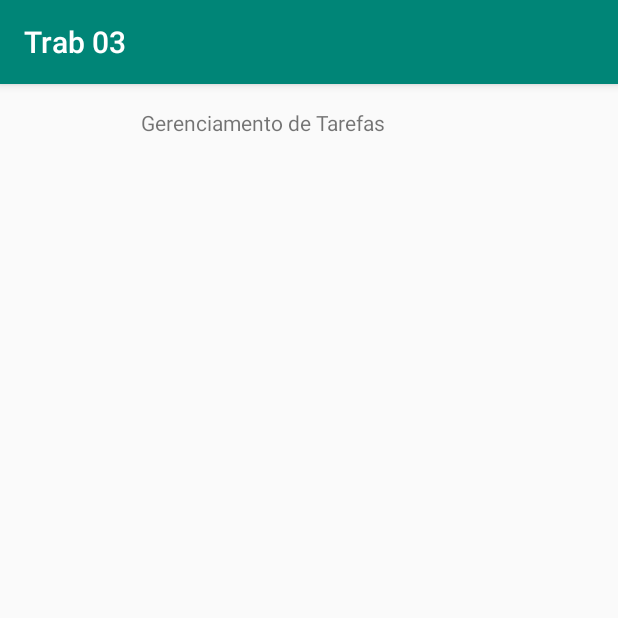
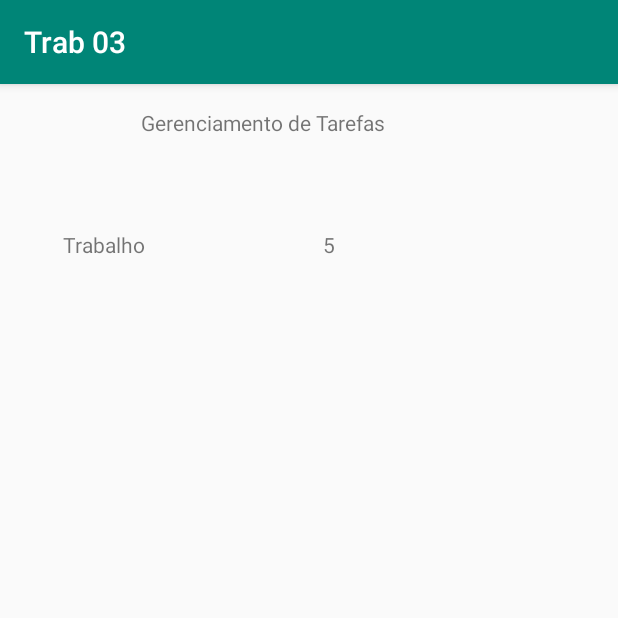
Before and after one commit to ufjf-dcc196/2019-1-dcc196-trb2-RomuloLASS, an Android app: the screen it shows after launch (MainActivity), on a phone screen of 412 x 824 dp, the top half of it. Run offline under Robolectric (Android 15) with nearby library versions, the phone set to English and light mode, and no system bars.

Commit message:
Mostrando os dados na tela pricipal

```diff
--- a/app/src/main/java/br/ufjf/dcc196/trab03/MainActivity.java
+++ b/app/src/main/java/br/ufjf/dcc196/trab03/MainActivity.java
@@ -1,8 +1,13 @@
 package br.ufjf.dcc196.trab03;
 
+import android.content.ContentValues;
+import android.database.Cursor;
+import android.database.sqlite.SQLiteDatabase;
 import android.support.v7.app.AppCompatActivity;
 import android.os.Bundle;
+import android.support.v7.widget.LinearLayoutManager;
 import android.support.v7.widget.RecyclerView;
+import android.widget.Button;
 
 public class MainActivity extends AppCompatActivity {
 
@@ -10,7 +15,34 @@ public class MainActivity extends AppCompatActivity {
     protected void onCreate(Bundle savedInstanceState) {
         super.onCreate(savedInstanceState);
         setContentView(R.layout.activity_main);
+        Button btnRegister = findViewById(R.id.btnRegister);
+        TarefasDBHelper helper = new TarefasDBHelper(getApplicationContext());
+        SQLiteDatabase db = helper.getWritableDatabase();
+
+        ContentValues values = new ContentValues();
+        values.put(TarefasContract.Tarefas.COLLUMN_TITULO, "Trabalho");
+        values.put(TarefasContract.Tarefas.COLLUMN_DESCRICACAO, "Trabalho de Lab Android");
+        values.put(TarefasContract.Tarefas.COLLUMN_GRAU, "5");
+        values.put(TarefasContract.Tarefas.COLLUMN_DATAATUAL, "2019-05-23 20:56");
+        values.put(TarefasContract.Tarefas.COLLUMN_DATALIMITE, "2019-06-32 20:56");
+
+        db.insert(TarefasContract.Tarefas.TABLE_NAME, null, values);
+
+        String[] campos = {
+                TarefasContract.Tarefas.COLLUMN_TITULO,
+                TarefasContract.Tarefas.COLLUMN_DESCRICACAO,
+                TarefasContract.Tarefas.COLLUMN_GRAU,
+                TarefasContract.Tarefas.COLLUMN_DATAATUAL,
+                TarefasContract.Tarefas.COLLUMN_DATALIMITE,
+        };
+
+        Cursor cursor = db.query(TarefasContract.Tarefas.TABLE_NAME, campos, null, null, null, null, null);
+
+        TarefasAdapter adapter = new TarefasAdapter(cursor);
         RecyclerView recyclerView = findViewById(R.id.rvTask);
+        recyclerView.setAdapter(adapter);
+        recyclerView.setLayoutManager(new LinearLayoutManager(this));
+
 
     }
 }
--- a/app/src/main/java/br/ufjf/dcc196/trab03/Tarefas.java
+++ b/app/src/main/java/br/ufjf/dcc196/trab03/Tarefas.java
@@ -5,6 +5,8 @@ public class Tarefas {
     private String titulo;
     private String descricao;
     private String grau;
+    private String dataHoraLimite;
+    private String dataHoraAtual;
 
     public Tarefas(){}
 
--- a/app/src/main/java/br/ufjf/dcc196/trab03/TarefasAdapter.java
+++ b/app/src/main/java/br/ufjf/dcc196/trab03/TarefasAdapter.java
@@ -9,9 +9,13 @@ import android.support.v7.widget.RecyclerView;
 import android.view.LayoutInflater;
 import android.view.View;
 import android.view.ViewGroup;
+import android.widget.TextView;
+
+import org.w3c.dom.Text;
 
 public class TarefasAdapter extends RecyclerView.Adapter<TarefasAdapter.TarefasViewHolder> {
     private Cursor cursor;
+    public OnTarefasClickListener listener;
 
     public TarefasAdapter(Cursor c){
         this.cursor = c;
@@ -27,13 +31,35 @@ public class TarefasAdapter extends RecyclerView.Adapter<TarefasAdapter.TarefasV
     public TarefasViewHolder onCreateViewHolder(@NonNull ViewGroup viewGroup, int i) {
         Context context = viewGroup.getContext();
         LayoutInflater inflater = LayoutInflater.from(context);
-        View view = inflater.inflate(R.layout.)
-        return null;
+        View view = inflater.inflate(R.layout.tarefas_layout, viewGroup, false);
+        TarefasViewHolder viewHolder = new TarefasViewHolder(view);
+        return viewHolder;
     }
 
     @Override
     public void onBindViewHolder(@NonNull TarefasViewHolder tarefasViewHolder, int i) {
-
+        int idTitulo = cursor.getColumnIndex(TarefasContract.Tarefas.COLLUMN_TITULO);
+        int idGrau = cursor.getColumnIndex(TarefasContract.Tarefas.COLLUMN_GRAU);
+        cursor.moveToPosition(i);
+        tarefasViewHolder.txtTitulo.setText(cursor.getString(idTitulo));
+        tarefasViewHolder.txtGrau.setText(cursor.getString(idGrau));
+        /*
+        int idAno = cursor.getColumnIndex(PlanejamentosContract.Planejamentos.COLLUMN_ANO);
+        int idSemestre = cursor.getColumnIndex(PlanejamentosContract.Planejamentos.COLLUMN_SEMESTRE);
+        int idHoras = cursor.getColumnIndex(PlanejamentosContract.Planejamentos.COLLUMN_HORAS);
+        int idLinguas = cursor.getColumnIndex(PlanejamentosContract.Planejamentos.COLLUMN_LINGUAS);
+        int idHumanas = cursor.getColumnIndex(PlanejamentosContract.Planejamentos.COLLUMN_HUMANAS);
+        int idExatas = cursor.getColumnIndex(PlanejamentosContract.Planejamentos.COLLUMN_EXATAS);
+        int idSaude = cursor.getColumnIndex(PlanejamentosContract.Planejamentos.COLLUMN_SAUDE);
+        cursor.moveToPosition(position);
+        holder.txtAno.setText(cursor.getString(idAno));
+        holder.txtSemestre.setText(cursor.getString(idSemestre));
+        holder.txtHoras.setText(cursor.getString(idHoras));
+        holder.txtLinguas.setText(cursor.getString(idLinguas));
+        holder.txtHumanas.setText(cursor.getString(idHumanas));
+        holder.txtExatas.setText(cursor.getString(idExatas));
+        holder.txtSaude.setText(cursor.getString(idSaude));
+        */
     }
 
     @Override
@@ -42,8 +68,30 @@ public class TarefasAdapter extends RecyclerView.Adapter<TarefasAdapter.TarefasV
     }
 
     public class TarefasViewHolder extends RecyclerView.ViewHolder {
+        public TextView txtTitulo;
+        public TextView txtGrau;
         public TarefasViewHolder(final View itemView) {
             super(itemView);
+            txtTitulo = itemView.findViewById(R.id.txtTitle);
+            txtGrau = itemView.findViewById(R.id.txtLevel);
+
+            itemView.setOnClickListener(new View.OnClickListener() {
+                @Override
+                public void onClick(View v) {
+                    int position = getAdapterPosition();
+                    if (position != RecyclerView.NO_POSITION){
+
+                    }
+                }
+            });
         }
     }
+
+    public interface OnTarefasClickListener {
+        void onTarefaClickListener(View tarefaView, int position);
+    }
+
+    public void setOnPlanejamentoClickListener(OnTarefasClickListener listener){
+        this.listener = listener;
+    }
 }
--- a/app/src/main/java/br/ufjf/dcc196/trab03/TarefasContract.java
+++ b/app/src/main/java/br/ufjf/dcc196/trab03/TarefasContract.java
@@ -10,15 +10,12 @@ public class TarefasContract {
         public static final String COLLUMN_TITULO = "titulo";
         public static final String COLLUMN_DESCRICACAO = "descricacao";
         public static final String COLLUMN_GRAU = "grau";
-        /*
         public static final String COLLUMN_DATALIMITE = "datalimite";
-        public static final String COLLUMN_HORALIMITE = "horalimite";
         public static final String COLLUMN_DATAATUAL = "dataatual";
-        public static final String COLLUMN_HORAATUAL = "horaatual";
-        public static final String COLLUMN TAG = "tag";
-        */
+//        public static final String COLLUMN_TAG = "tag";
+
         //Criação da tabela
-        public static final String CREATE_TABLE = String.format("CREATE TABLE %s (%s INTEGER PRIMARY KEY AUTOINCREMENT, %s TEXT, %s TEXT, %s TEXT)", TABLE_NAME, _ID, COLLUMN_TITULO, COLLUMN_DESCRICACAO, COLLUMN_GRAU);
+        public static final String CREATE_TABLE = String.format("CREATE TABLE %s (%s INTEGER PRIMARY KEY AUTOINCREMENT, %s TEXT, %s TEXT, %s TEXT, %s TIMESTAMP,%s TIMESTAMP)", TABLE_NAME, _ID, COLLUMN_TITULO, COLLUMN_DESCRICACAO, COLLUMN_GRAU, COLLUMN_DATALIMITE, COLLUMN_DATAATUAL);
         //Deletar a tabela
         public static final String DROP_TABLE = String.format("DROP TABLE %s", TABLE_NAME);
     }
--- a/app/src/main/java/br/ufjf/dcc196/trab03/TarefasDBHelper.java
+++ b/app/src/main/java/br/ufjf/dcc196/trab03/TarefasDBHelper.java
@@ -5,7 +5,7 @@ import android.database.sqlite.SQLiteDatabase;
 import android.database.sqlite.SQLiteOpenHelper;
 
 public class TarefasDBHelper extends SQLiteOpenHelper {
-    public static final int DATABASE_VERSION = 1;
+    public static final int DATABASE_VERSION = 2;
     public static final String DATABASE_NAME = "Tarefas.db";
 
     TarefasDBHelper(Context context){
--- a/app/src/main/res/layout/tarefas_layout.xml
+++ b/app/src/main/res/layout/tarefas_layout.xml
@@ -1,6 +1,20 @@
 <?xml version="1.0" encoding="utf-8"?>
 <LinearLayout xmlns:android="http://schemas.android.com/apk/res/android"
     android:layout_width="match_parent"
-    android:layout_height="match_parent">
+    android:layout_height="wrap_content"
+    android:padding="10dp">
 
+    <TextView
+        android:id="@+id/txtTitle"
+        android:layout_width="wrap_content"
+        android:layout_height="wrap_content"
+        android:layout_weight="1"
+        android:text="TextView" />
+
+    <TextView
+        android:id="@+id/txtLevel"
+        android:layout_width="wrap_content"
+        android:layout_height="wrap_content"
+        android:layout_weight="1"
+        android:text="TextView" />
 </LinearLayout>
```
